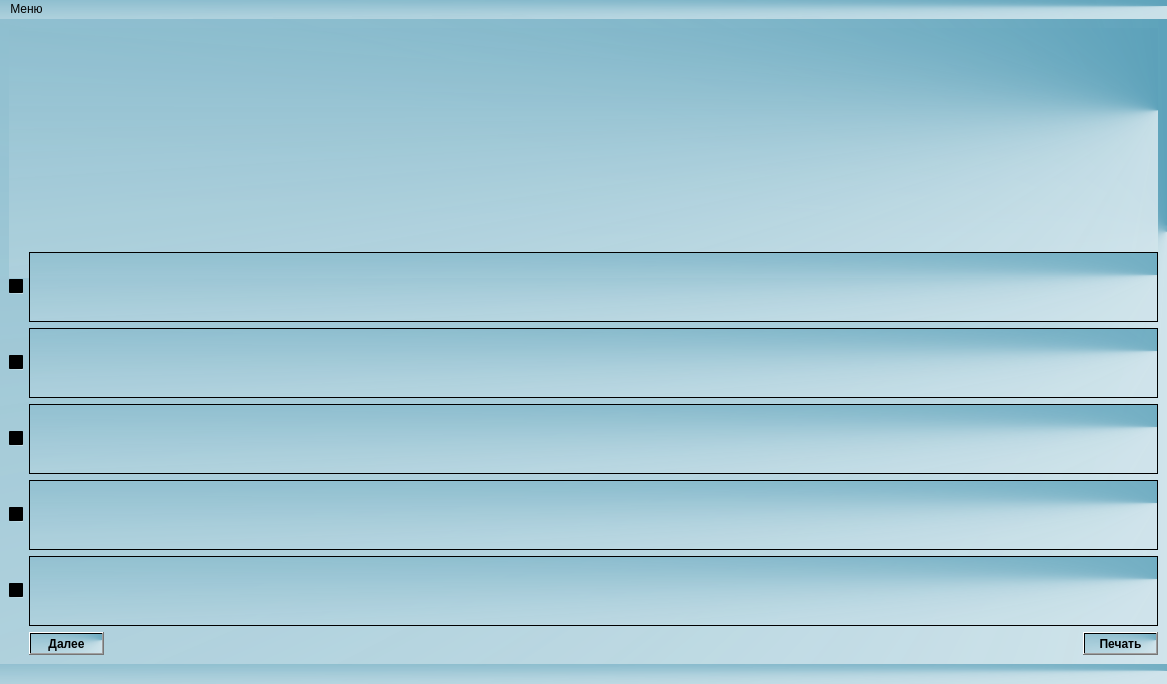
meteoaza/Testing_application, file Test_design.ui: the form before one commit.
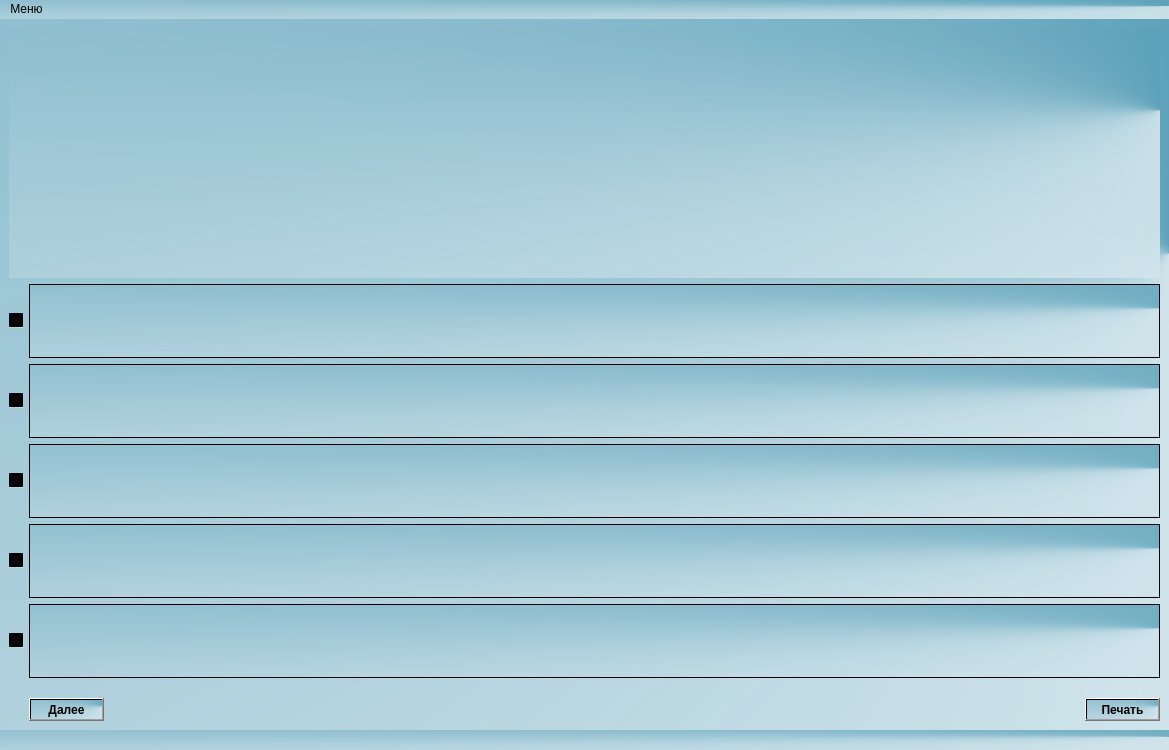
The form after the commit.

Patch:
```diff
--- a/Test_design.ui
+++ b/Test_design.ui
@@ -6,8 +6,8 @@
    <rect>
     <x>0</x>
     <y>0</y>
-       <width>1167</width>
-       <height>684</height>
+       <width>1169</width>
+       <height>750</height>
    </rect>
   </property>
   <property name="sizePolicy">
@@ -18,8 +18,8 @@
   </property>
   <property name="minimumSize">
    <size>
-    <width>853</width>
-    <height>607</height>
+       <width>1169</width>
+       <height>750</height>
    </size>
   </property>
   <property name="windowTitle">
@@ -277,7 +277,7 @@
                      <bool>true</bool>
                  </property>
         <property name="sizePolicy">
-            <sizepolicy hsizetype="Expanding" vsizetype="MinimumExpanding">
+            <sizepolicy hsizetype="Expanding" vsizetype="Expanding">
           <horstretch>0</horstretch>
           <verstretch>0</verstretch>
          </sizepolicy>
@@ -288,12 +288,6 @@
              <height>250</height>
          </size>
         </property>
-        <property name="maximumSize">
-         <size>
-          <width>16777215</width>
-             <height>350</height>
-         </size>
-        </property>
         <property name="font">
          <font>
              <family>Arial Rounded MT Bold</family>
@@ -329,9 +323,10 @@
                          p, li { white-space: pre-wrap; }
                          &lt;/style&gt;&lt;/head&gt;&lt;body style=&quot; font-family:'Arial Rounded MT Bold';
                          font-size:25pt; font-weight:600; font-style:normal;&quot;&gt;
-                         &lt;p style=&quot;-qt-paragraph-type:empty; margin-top:0px; margin-bottom:0px; margin-left:0px;
-                         margin-right:0px; -qt-block-indent:0; text-indent:0px; font-family:'MS Shell Dlg 2';
-                         font-size:15pt;&quot;&gt;&lt;br /&gt;&lt;/p&gt;&lt;/body&gt;&lt;/html&gt;
+                         &lt;p style=&quot; margin-top:0px; margin-bottom:0px; margin-left:0px; margin-right:0px;
+                         -qt-block-indent:0; text-indent:0px;&quot;&gt; &lt;/p&gt;
+                         &lt;p style=&quot; margin-top:0px; margin-bottom:0px; margin-left:0px; margin-right:0px;
+                         -qt-block-indent:0; text-indent:0px;&quot;&gt; &lt;/p&gt;&lt;/body&gt;&lt;/html&gt;
                      </string>
                  </property>
              </widget>
@@ -397,10 +392,13 @@
                  <property name="orientation">
                      <enum>Qt::Vertical</enum>
                  </property>
+                 <property name="sizeType">
+                     <enum>QSizePolicy::Expanding</enum>
+                 </property>
                  <property name="sizeHint" stdset="0">
                      <size>
                          <width>20</width>
-                         <height>40</height>
+                         <height>20</height>
                      </size>
                  </property>
              </spacer>
@@ -414,7 +412,7 @@
     <rect>
      <x>0</x>
      <y>0</y>
-        <width>1167</width>
+        <width>1169</width>
      <height>21</height>
     </rect>
    </property>
```
Left out of the diff: 94 changed lines with no effect on the pictures. Lines whose indentation alone changed are shown as unchanged.
